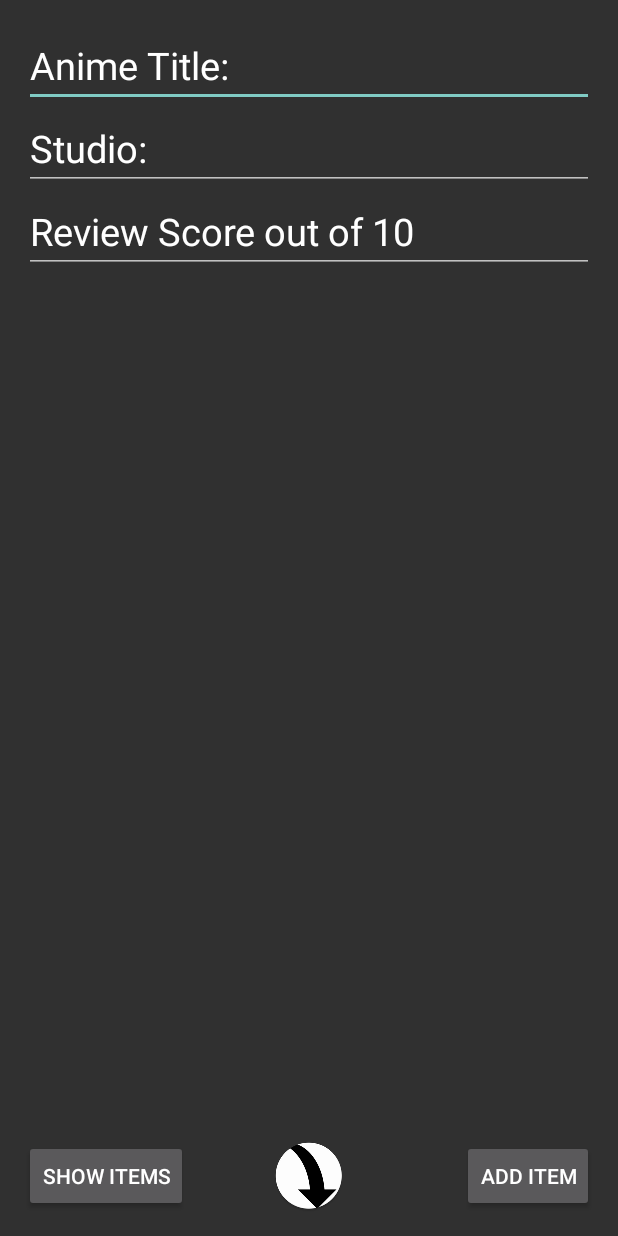
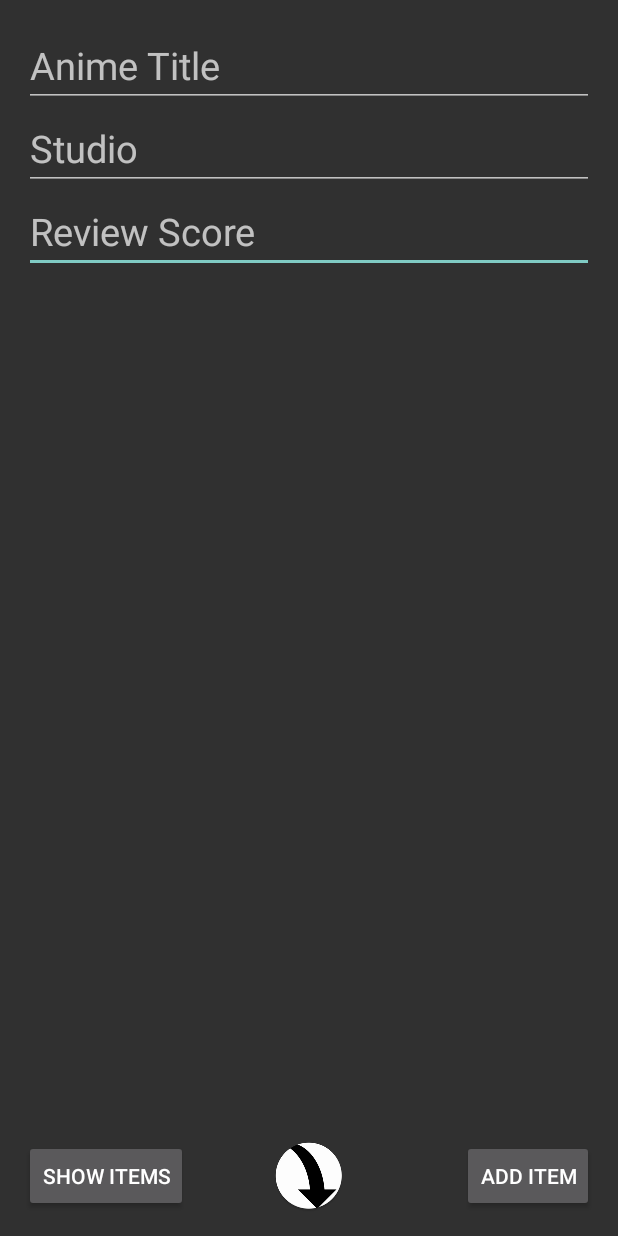
Before and after one commit to TheDoctoir/Summative, an Android app: the MainActivity screen opened directly, with no data from a screen before it, on a phone screen of 412 x 824 dp. Run offline under Robolectric (Android 15) with nearby library versions, the phone set to English and light mode, and no system bars.

Commit message:
Completed for now

```diff
--- a/app/src/main/AndroidManifest.xml
+++ b/app/src/main/AndroidManifest.xml
@@ -4,7 +4,7 @@
 
     <application
         android:allowBackup="true"
-        android:icon="@mipmap/ic_launcher"
+        android:icon="@mipmap/icon"
         android:label="@string/app_name"
         android:supportsRtl="true"
         android:theme="@style/Theme.AppCompat.NoActionBar">
--- a/app/src/main/res/layout/activity_main.xml
+++ b/app/src/main/res/layout/activity_main.xml
@@ -8,16 +8,6 @@
     android:paddingRight="@dimen/activity_horizontal_margin"
     android:paddingTop="@dimen/activity_vertical_margin"
     tools:context="com.example.mrb.asynctaskdb.MainActivity">
-
-    <EditText
-        android:layout_width="match_parent"
-        android:layout_height="wrap_content"
-        android:id="@+id/edtxtTV"
-        android:layout_alignParentTop="true"
-        android:layout_alignParentRight="true"
-        android:layout_alignParentEnd="true"
-        android:text="Anime Title:"
-        android:textSize="25dp" />
 
     <Button
         android:layout_width="wrap_content"
@@ -51,30 +41,6 @@
         android:layout_alignParentLeft="true"
         android:layout_alignParentStart="true" />
 
-    <EditText
-        android:layout_width="wrap_content"
-        android:layout_height="wrap_content"
-        android:id="@+id/edtxtStudio"
-        android:layout_alignParentLeft="true"
-        android:layout_alignParentStart="true"
-        android:layout_below="@+id/edtxtTV"
-        android:text="Studio:"
-        android:textSize="25dp"
-        android:layout_alignParentRight="true"
-        android:layout_alignParentEnd="true" />
-
-    <EditText
-        android:layout_width="wrap_content"
-        android:layout_height="wrap_content"
-        android:id="@+id/edtxtReview"
-        android:layout_below="@+id/edtxtStudio"
-        android:layout_alignParentLeft="true"
-        android:layout_alignParentStart="true"
-        android:layout_alignParentRight="true"
-        android:layout_alignParentEnd="true"
-        android:text="Review Score out of 10"
-        android:textSize="25dp" />
-
     <ImageButton
         android:layout_width="wrap_content"
         android:layout_height="wrap_content"
@@ -83,6 +49,48 @@
         android:layout_alignParentBottom="true"
         android:layout_centerHorizontal="true"
         android:background="@null"
-        android:onClick="menuMain" />/>
+        android:onClick="menuMain" />
+
+    <EditText
+        android:layout_width="wrap_content"
+        android:layout_height="wrap_content"
+        android:inputType="numberDecimal"
+        android:ems="10"
+        android:id="@+id/edtxtReview"
+        android:hint="Review Score"
+        android:textSize="25dp"
+        android:layout_below="@+id/edtxtStudio"
+        android:layout_alignParentLeft="true"
+        android:layout_alignParentStart="true"
+        android:layout_alignParentRight="true"
+        android:layout_alignParentEnd="true" />
+
+    <EditText
+        android:layout_width="wrap_content"
+        android:layout_height="wrap_content"
+        android:inputType="textPersonName"
+        android:ems="10"
+        android:id="@+id/edtxtTV"
+        android:layout_alignParentTop="true"
+        android:layout_alignParentLeft="true"
+        android:layout_alignParentStart="true"
+        android:textSize="25dp"
+        android:layout_alignParentRight="true"
+        android:layout_alignParentEnd="true"
+        android:hint="Anime Title" />
+
+    <EditText
+        android:layout_width="wrap_content"
+        android:layout_height="wrap_content"
+        android:inputType="textPersonName"
+        android:ems="10"
+        android:id="@+id/edtxtStudio"
+        android:layout_below="@+id/edtxtTV"
+        android:layout_alignParentLeft="true"
+        android:layout_alignParentStart="true"
+        android:textSize="25dp"
+        android:hint="Studio"
+        android:layout_alignRight="@+id/edtxtTV"
+        android:layout_alignEnd="@+id/edtxtTV" />/>
 
 </RelativeLayout>
```
Also changed, not shown: app/src/main/icon-web.png (added), app/src/main/res/mipmap-hdpi/icon.png (added), app/src/main/res/mipmap-mdpi/icon.png (added), app/src/main/res/mipmap-xhdpi/icon.png (added), app/src/main/res/mipmap-xxhdpi/icon.png (added), app/src/main/res/mipmap-xxxhdpi/icon.png (added).
